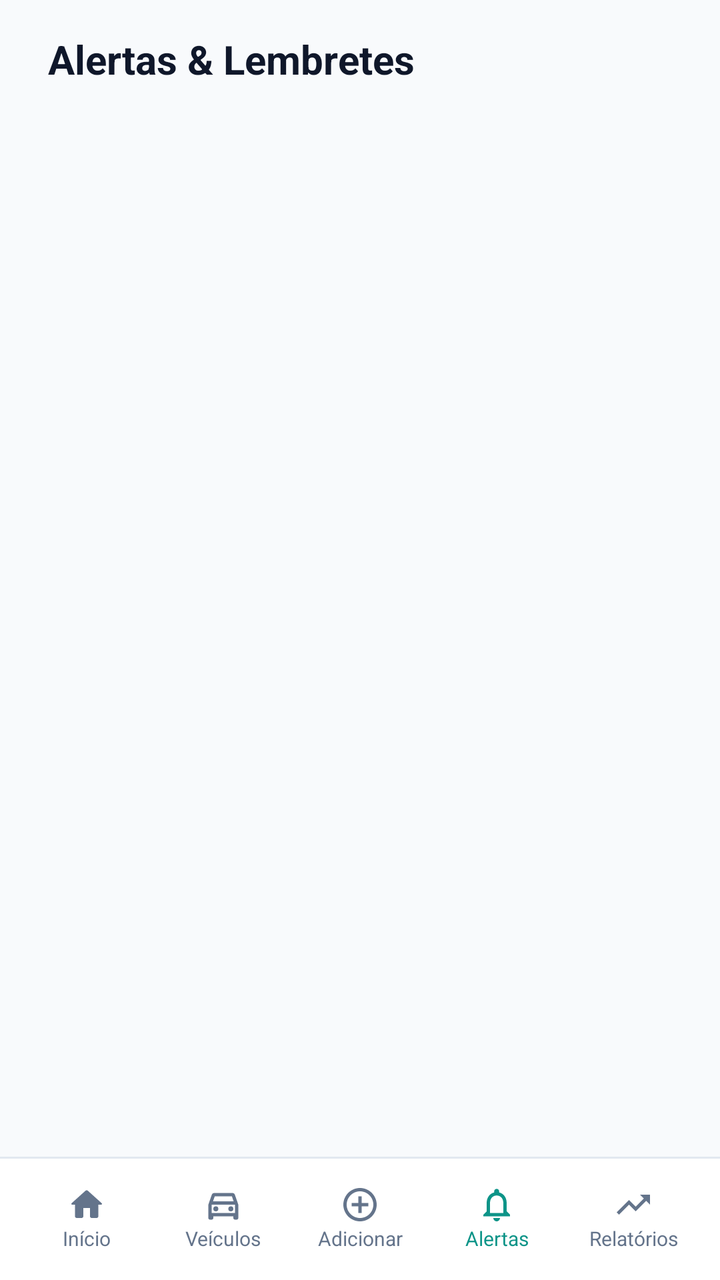
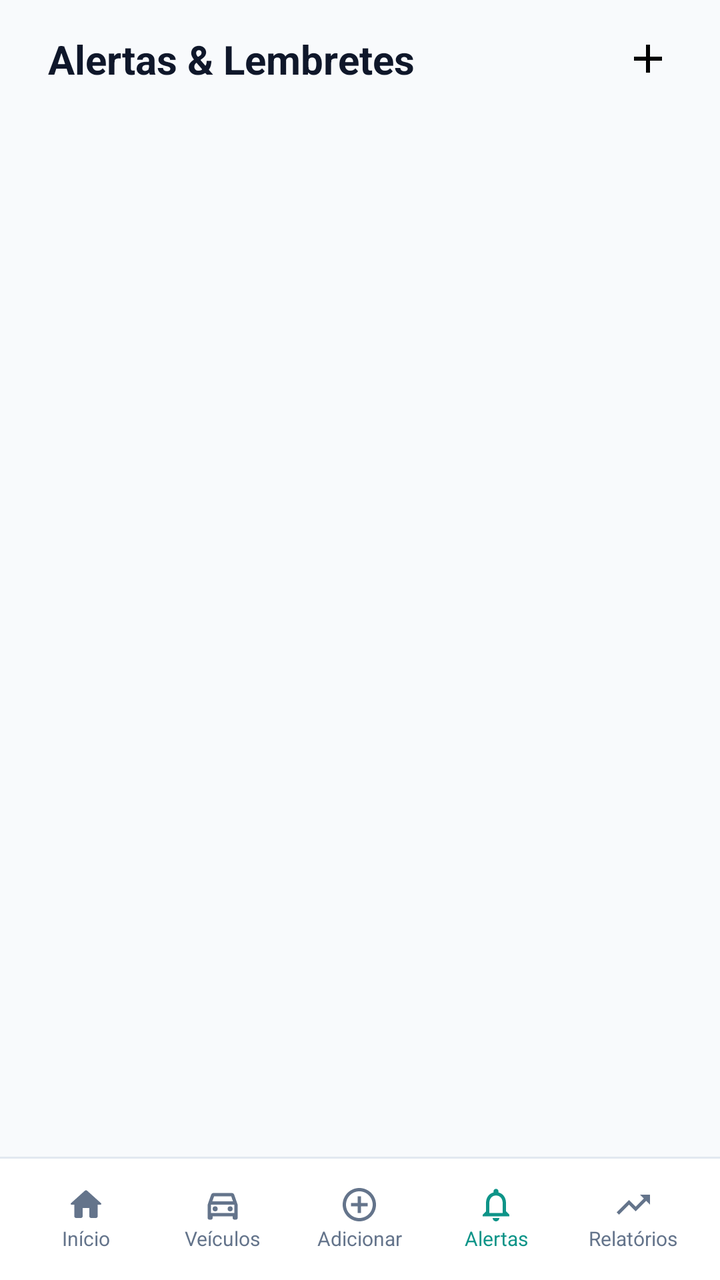

The first picture is an Android layout as it rendered before a commit; the second is the same layout after the commit. The layout source and the unified diff follow.
<!-- AndroidManifest.xml: application theme Theme.Virabraking -->
<!-- res/layout/activity_alertas.xml -->
<?xml version="1.0" encoding="utf-8"?>
<androidx.constraintlayout.widget.ConstraintLayout xmlns:android="http://schemas.android.com/apk/res/android"
    xmlns:app="http://schemas.android.com/apk/res-auto"
    xmlns:tools="http://schemas.android.com/tools"
    android:layout_width="match_parent"
    android:layout_height="match_parent"
    android:background="#f8fafc"
    tools:context=".Alertas">

    <LinearLayout
        android:layout_width="match_parent"
        android:layout_height="wrap_content"
        android:paddingHorizontal="24dp"
        android:paddingVertical="16dp"
        android:gravity="center_vertical"
        tools:ignore="MissingConstraints">

        <TextView
            android:layout_width="match_parent"
            android:layout_height="wrap_content"
            android:text="Alertas &amp; Lembretes"
            android:textStyle="bold"
            android:textSize="20sp"
            android:textColor="#0F172A" />
    </LinearLayout>

    <LinearLayout
        android:layout_width="match_parent"
        android:layout_height="wrap_content"
        android:orientation="horizontal"
        android:background="@drawable/borda_topo_menu_inferior"
        android:padding="14dp"
        android:divider="@drawable/gap"
        android:showDividers="middle"
        app:layout_constraintBottom_toBottomOf="parent">

        <LinearLayout
            android:id="@+id/llInicio"
            android:layout_width="match_parent"
            android:layout_height="wrap_content"
            android:orientation="vertical"
            android:layout_weight="1"
            android:gravity="center">

            <ImageView
                android:layout_width="wrap_content"
                android:layout_height="wrap_content"
                android:src="@drawable/vetor_menu_inicio"
                app:tint="#64748b" />

            <TextView
                android:layout_width="wrap_content"
                android:layout_height="wrap_content"
                android:text="Início"
                android:textSize="10sp"
                android:textColor="#64748b" />
        </LinearLayout>

        <LinearLayout
            android:id="@+id/llVeiculos"
            android:layout_width="match_parent"
            android:layout_height="wrap_content"
            android:orientation="vertical"
            android:layout_weight="1"
            android:gravity="center" >

            <ImageView
                android:layout_width="wrap_content"
                android:layout_height="wrap_content"
                android:src="@drawable/vetor_menu_veiculo" />

            <TextView
                android:layout_width="wrap_content"
                android:layout_height="wrap_content"
                android:text="Veículos"
                android:textSize="10sp"
                android:textColor="#64748b" />
        </LinearLayout>

        <LinearLayout
            android:id="@+id/llAdicionar"
            android:layout_width="match_parent"
            android:layout_height="wrap_content"
            android:orientation="vertical"
            android:layout_weight="1"
            android:gravity="center" >

            <ImageView
                android:layout_width="wrap_content"
                android:layout_height="wrap_content"
                android:src="@drawable/vetor_menu_adicionar" />

            <TextView
                android:layout_width="wrap_content"
                android:layout_height="wrap_content"
                android:text="Adicionar"
                android:textSize="10sp"
                android:textColor="#64748b"/>
        </LinearLayout>

        <LinearLayout
            android:layout_width="match_parent"
            android:layout_height="wrap_content"
            android:orientation="vertical"
            android:layout_weight="1"
            android:gravity="center" >

            <ImageView
                android:layout_width="wrap_content"
                android:layout_height="wrap_content"
                app:tint="#0d9488"
                android:src="@drawable/vetor_menu_alertas" />

            <TextView
                android:layout_width="wrap_content"
                android:layout_height="wrap_content"
                android:text="Alertas"
                android:textSize="10sp"
                android:textColor="#0d9488"/>
        </LinearLayout>

        <LinearLayout
            android:id="@+id/llRelatorios"
            android:layout_width="match_parent"
            android:layout_height="wrap_content"
            android:orientation="vertical"
            android:layout_weight="1"
            android:gravity="center" >

            <ImageView
                android:layout_width="wrap_content"
                android:layout_height="wrap_content"
                android:src="@drawable/vetor_menu_relatorios" />

            <TextView
                android:layout_width="wrap_content"
                android:layout_height="wrap_content"
                android:text="Relatórios"
                android:textSize="10sp"
                android:textColor="#64748b"/>
        </LinearLayout>
    </LinearLayout>
</androidx.constraintlayout.widget.ConstraintLayout>
<!-- resources referenced by this layout -->
<resources>
  <!-- drawable borda_topo_menu_inferior (drawable) -->
  <?xml version="1.0" encoding="utf-8"?>
  <layer-list xmlns:android="http://schemas.android.com/apk/res/android">
      <item>
          <shape android:shape="rectangle">
              <solid android:color="#FFFFFF" />
          </shape>
      </item>
  
      <item android:height="1dp">
          <shape android:shape="rectangle">
              <solid android:color="#e2e8f0" />
          </shape>
      </item>
  
  </layer-list>
  <!-- drawable gap (drawable) -->
  <?xml version="1.0" encoding="utf-8"?>
  <shape xmlns:android="http://schemas.android.com/apk/res/android">
      <size android:height="10dp" android:width="10dp" />
      <solid android:color="@android:color/transparent" />
  </shape>
  <!-- drawable vetor_menu_adicionar (drawable) -->
  <vector android:height="20dp" android:tint="#64748b"
      android:viewportHeight="24" android:viewportWidth="24"
      android:width="20dp" xmlns:android="http://schemas.android.com/apk/res/android">
      <path android:fillColor="@android:color/white" android:pathData="M13,7h-2v4L7,11v2h4v4h2v-4h4v-2h-4L13,7zM12,2C6.48,2 2,6.48 2,12s4.48,10 10,10 10,-4.48 10,-10S17.52,2 12,2zM12,20c-4.41,0 -8,-3.59 -8,-8s3.59,-8 8,-8 8,3.59 8,8 -3.59,8 -8,8z"/>
  </vector>
  <!-- drawable vetor_menu_alertas (drawable) -->
  <vector android:height="20dp" android:tint="#64748b"
      android:viewportHeight="24" android:viewportWidth="24"
      android:width="20dp" xmlns:android="http://schemas.android.com/apk/res/android">
      <path android:fillColor="@android:color/white" android:pathData="M12,22c1.1,0 2,-0.9 2,-2h-4c0,1.1 0.9,2 2,2zM18,16v-5c0,-3.07 -1.63,-5.64 -4.5,-6.32L13.5,4c0,-0.83 -0.67,-1.5 -1.5,-1.5s-1.5,0.67 -1.5,1.5v0.68C7.64,5.36 6,7.92 6,11v5l-2,2v1h16v-1l-2,-2zM16,17L8,17v-6c0,-2.48 1.51,-4.5 4,-4.5s4,2.02 4,4.5v6z"/>
  </vector>
  <!-- drawable vetor_menu_inicio (drawable) -->
  <vector android:height="20dp" android:tint="#64748b"
      android:viewportHeight="24" android:viewportWidth="24"
      android:width="20dp" xmlns:android="http://schemas.android.com/apk/res/android">
      <path android:fillColor="@android:color/white" android:pathData="M10,19v-5h4v5c0,0.55 0.45,1 1,1h3c0.55,0 1,-0.45 1,-1v-7h1.7c0.46,0 0.68,-0.57 0.33,-0.87L12.67,3.6c-0.38,-0.34 -0.96,-0.34 -1.34,0l-8.36,7.53c-0.34,0.3 -0.13,0.87 0.33,0.87H5v7c0,0.55 0.45,1 1,1h3c0.55,0 1,-0.45 1,-1z"/>
  </vector>
  <!-- drawable vetor_menu_relatorios (drawable) -->
  <vector android:autoMirrored="true" android:height="20dp"
      android:tint="#64748b" android:viewportHeight="24"
      android:viewportWidth="24" android:width="20dp" xmlns:android="http://schemas.android.com/apk/res/android">
      <path android:fillColor="@android:color/white" android:pathData="M16,6l2.29,2.29 -4.88,4.88 -4,-4L2,16.59 3.41,18l6,-6 4,4 6.3,-6.29L22,12V6z"/>
  </vector>
  <style name="Theme.Virabraking" parent="Base.Theme.Virabraking" />
  <style name="Base.Theme.Virabraking" parent="Theme.Material3.DayNight.NoActionBar">
          
          <item name="colorPrimary">#0d9488</item>
      </style>
  <!-- unchanged entries left out for length: 1 -->
</resources>

<!-- the commit's change to res/layout/activity_alertas.xml (unified diff, before → after) -->
@@ -8,23 +8,65 @@
     tools:context=".Alertas">
 
     <LinearLayout
+        android:id="@+id/llCabecalhoAlertas"
         android:layout_width="match_parent"
         android:layout_height="wrap_content"
         android:paddingHorizontal="24dp"
         android:paddingVertical="16dp"
         android:gravity="center_vertical"
-        tools:ignore="MissingConstraints">
+        app:layout_constraintTop_toTopOf="parent">
 
         <TextView
-            android:layout_width="match_parent"
+            android:layout_width="0dp"
             android:layout_height="wrap_content"
+            android:layout_weight="1"
             android:text="Alertas &amp; Lembretes"
             android:textStyle="bold"
             android:textSize="20sp"
             android:textColor="#0F172A" />
+
+        <ImageButton
+            android:id="@+id/iBtnAdicionarLembrete"
+            android:layout_width="wrap_content"
+            android:layout_height="wrap_content"
+            android:src="@drawable/vetor_adicionar_veiculo"
+            android:padding="0dp"
+            android:background="#f8fafc" />
     </LinearLayout>
 
+    <ScrollView
+        android:layout_width="match_parent"
+        android:layout_height="0dp"
+        app:layout_constraintTop_toBottomOf="@id/llCabecalhoAlertas"
+        app:layout_constraintBottom_toTopOf="@id/llMenuInferior">
+
+        <LinearLayout
+            android:layout_width="match_parent"
+            android:layout_height="wrap_content"
+            android:orientation="vertical">
+
+            <TextView
+                android:id="@+id/tvSemLembretes"
+                android:layout_width="match_parent"
+                android:layout_height="wrap_content"
+                android:text="Nenhum lembrete cadastrado"
+                android:textColor="#64748b"
+                android:textSize="14sp"
+                android:gravity="center"
+                android:paddingVertical="32dp"
+                android:visibility="gone" />
+
+            <LinearLayout
+                android:id="@+id/llListaLembretes"
+                android:layout_width="match_parent"
+                android:layout_height="wrap_content"
+                android:orientation="vertical"
+                android:paddingVertical="8dp" />
+        </LinearLayout>
+    </ScrollView>
+
     <LinearLayout
+        android:id="@+id/llMenuInferior"
         android:layout_width="match_parent"
         android:layout_height="wrap_content"
         android:orientation="horizontal"
@@ -36,7 +78,7 @@
 
         <LinearLayout
             android:id="@+id/llInicio"
-            android:layout_width="match_parent"
+            android:layout_width="0dp"
             android:layout_height="wrap_content"
             android:orientation="vertical"
             android:layout_weight="1"
@@ -58,7 +100,7 @@
 
         <LinearLayout
             android:id="@+id/llVeiculos"
-            android:layout_width="match_parent"
+            android:layout_width="0dp"
             android:layout_height="wrap_content"
             android:orientation="vertical"
             android:layout_weight="1"
@@ -79,7 +121,7 @@
 
         <LinearLayout
             android:id="@+id/llAdicionar"
-            android:layout_width="match_parent"
+            android:layout_width="0dp"
             android:layout_height="wrap_content"
             android:orientation="vertical"
             android:layout_weight="1"
@@ -99,7 +141,7 @@
         </LinearLayout>
 
         <LinearLayout
-            android:layout_width="match_parent"
+            android:layout_width="0dp"
             android:layout_height="wrap_content"
             android:orientation="vertical"
             android:layout_weight="1"
@@ -121,7 +163,7 @@
 
         <LinearLayout
             android:id="@+id/llRelatorios"
-            android:layout_width="match_parent"
+            android:layout_width="0dp"
             android:layout_height="wrap_content"
             android:orientation="vertical"
             android:layout_weight="1"
<!-- resource entries referenced after the edit -->
@@ -22,6 +22,12 @@
       <size android:height="10dp" android:width="10dp" />
       <solid android:color="@android:color/transparent" />
   </shape>
+  <!-- drawable vetor_adicionar_veiculo (drawable) -->
+  <vector android:height="24dp" android:tint="#000000"
+      android:viewportHeight="24" android:viewportWidth="24"
+      android:width="24dp" xmlns:android="http://schemas.android.com/apk/res/android">
+      <path android:fillColor="@android:color/white" android:pathData="M19,13h-6v6h-2v-6H5v-2h6V5h2v6h6v2z"/>
+  </vector>
   <!-- drawable vetor_menu_adicionar (drawable) -->
   <vector android:height="20dp" android:tint="#64748b"
       android:viewportHeight="24" android:viewportWidth="24"
